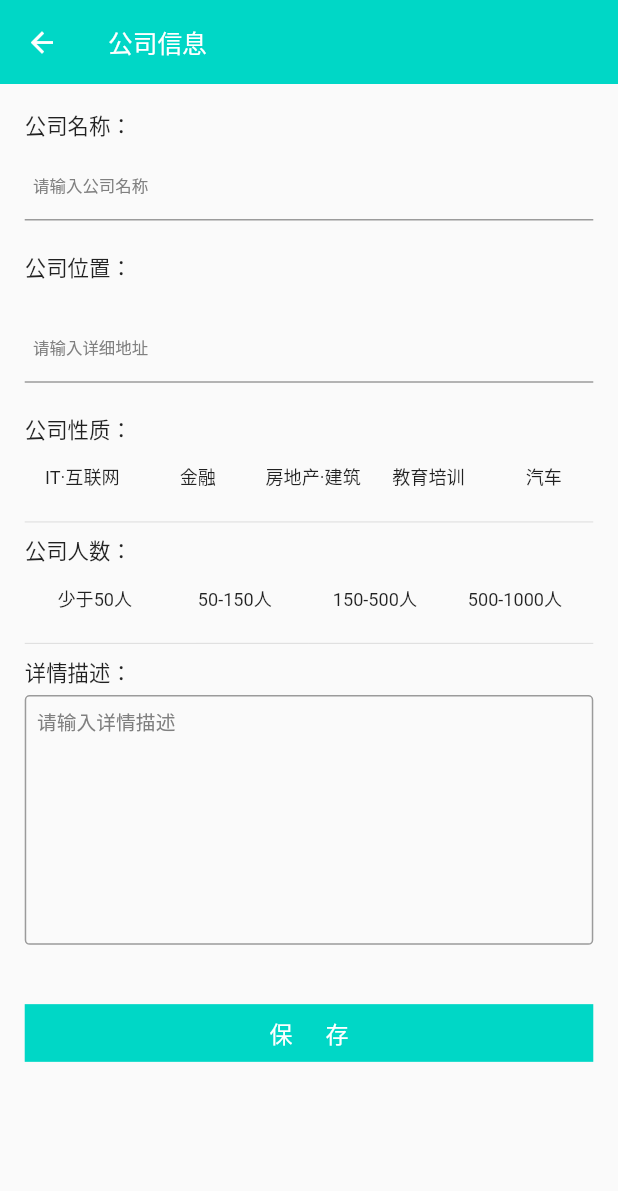
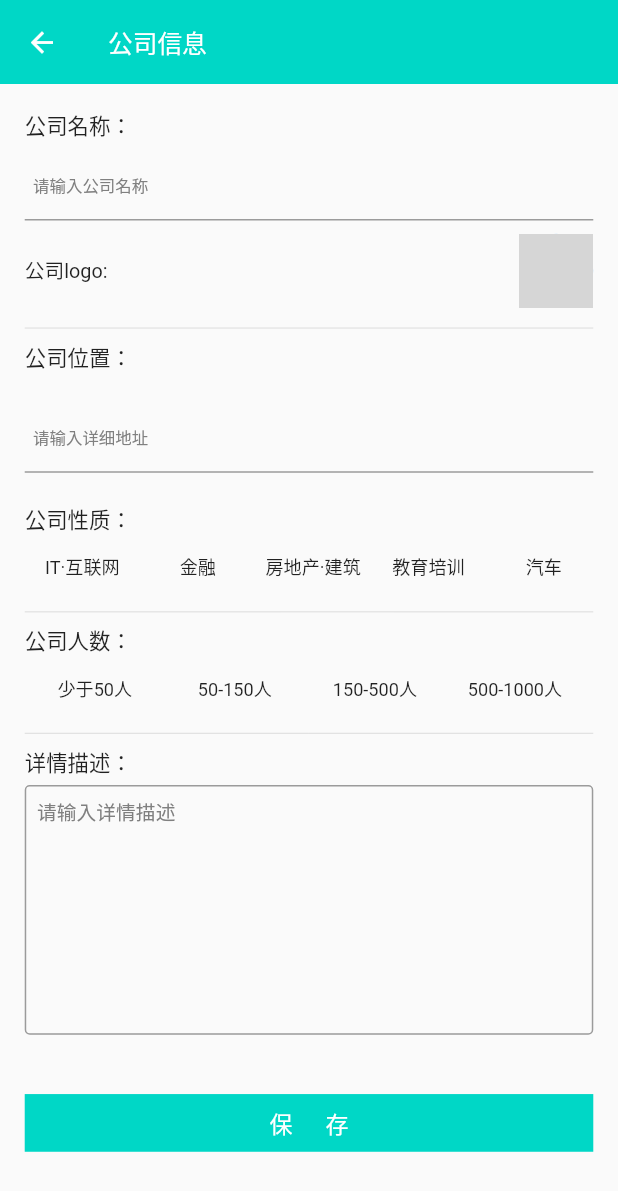
Before and after one commit to tjswk2008/yacai, a Flutter app: the CompanyEdit screen opened directly with empty values, on a phone screen of 412 x 824 dp. Shown: the top 1191 px of the screen. Run offline on Flutter 3.47's test engine with Material 2 defaults, Android fonts, the phone set to English and light mode, and no system bars; our stand-ins replace date_format, dio, flutter_redux, flutter_spinkit, image_picker, redux and 1 more; missing offline and left inert: custom_radio; accounts and stored records are empty; network calls fail; grey boxes are pictures that could not be loaded.

Commit message:
update logo

```diff
--- a/lib/app/api/api.dart
+++ b/lib/app/api/api.dart
@@ -60,10 +60,11 @@ class Api {
     String type,
     String employee,
     String inc,
+    String logo,
     String userName,
     int id
   ) {
-    String url = '${serverAddr}company/saveCompanyInfo?name=$name&province=$province&city=$city&area=$area&location=$location&type=$type&employee=$employee&inc=$inc&userName=$userName';
+    String url = '${serverAddr}company/saveCompanyInfo?name=$name&logo=$logo&province=$province&city=$city&area=$area&location=$location&type=$type&employee=$employee&inc=$inc&userName=$userName';
     if(id != null) {
       url += '&id=${id.toString()}';
     }
--- a/lib/app/view/company/company_edit.dart
+++ b/lib/app/view/company/company_edit.dart
@@ -1,19 +1,16 @@
 import 'package:flutter/material.dart';
 import 'package:flutter_app/app/model/company.dart';
-import 'package:flutter_app/app/model/job.dart';
-import 'package:flutter_app/app/view/company/company_info.dart';
 import 'package:flutter_app/app/component/common_button.dart';
-import 'package:flutter_app/app/view/company/company_edit.dart';
 import 'package:dio/dio.dart';
 import 'package:flutter_app/app/api/api.dart';
 import 'package:date_format/date_format.dart';
 import 'package:flutter_app/app/model/constants.dart';
 import 'package:flutter_app/app/component/city.dart';
-import 'package:flutter_app/app/component/salary.dart';
 import 'package:shared_preferences/shared_preferences.dart';
 import 'package:flutter_redux/flutter_redux.dart';
 import 'package:flutter_app/actions/actions.dart';
 import 'package:flutter_app/app/model/app.dart';
+import 'package:image_picker/image_picker.dart';
 
 enum AppBarBehavior { normal, pinned, floating, snapping }
 
@@ -40,7 +37,7 @@ class CompanyEditState extends State<CompanyEdit>
   String academic = '不限';
   String province = '上海市';
   String city = '上海市';
-  String area = '黄浦区';
+  String area = '徐汇区';
   int start = 1;
   int end = 2;
   Company company;
@@ -138,7 +135,7 @@ class CompanyEditState extends State<CompanyEdit>
                   ),
                 ),
                 new Padding(
-                  padding: EdgeInsets.only(bottom: 36.0*factor),
+                  padding: EdgeInsets.only(bottom: 16.0*factor),
                   child: new TextField(
                     style: TextStyle(fontSize: 20.0*factor),
                     controller: TextEditingController.fromValue(
@@ -169,6 +166,52 @@ class CompanyEditState extends State<CompanyEdit>
                     ),
                   ),
                 ),
+                new Row(
+                  crossAxisAlignment: CrossAxisAlignment.center,
+                  mainAxisAlignment: MainAxisAlignment.spaceBetween,
+                  mainAxisSize: MainAxisSize.max,
+                  children: <Widget>[
+                    new Text(
+                      '公司logo:',
+                      textAlign: TextAlign.left,
+                      style: new TextStyle(fontSize: 24.0*factor),
+                    ),
+
+                    new InkWell(
+                      onTap: () {
+                        ImagePicker.pickImage(source: ImageSource.gallery).then((image) {
+                          return Api().upload(image, image.path.substring(image.path.lastIndexOf("/") + 1));
+                        }).then((Response response) {
+                          if(response.data['code'] != 1) {
+                            return;
+                          }
+                          setState(() {
+                            company.logo = response.data['imgurl'];
+                          });
+                        })
+                        .catchError((e) {
+                          print(e);
+                        });
+                      },
+                      child: company.logo != null ? new CircleAvatar(
+                        radius: 45.0*factor,
+                        backgroundImage: new NetworkImage(company.logo)
+                      ) : Container(
+                        width: 90*factor,
+                        height: 90*factor,
+                        decoration: BoxDecoration(
+                          border: Border.all(width: factor),
+                          color: Colors.grey,
+                          borderRadius: BorderRadius.all(Radius.circular(45*factor))
+                        ),
+                      ),
+                    )
+                  ],
+                ),
+                new Container(
+                  height: 10*factor,
+                ),
+                new Divider(),
                 new Padding(
                   padding: EdgeInsets.only(bottom: 10.0*factor),
                   child: new Text(
@@ -346,6 +389,7 @@ class CompanyEditState extends State<CompanyEdit>
                           company.type,
                           company.employee,
                           company.inc,
+                          company.logo,
                           prefs.getString('userName'),
                           company.id
                         );
```
